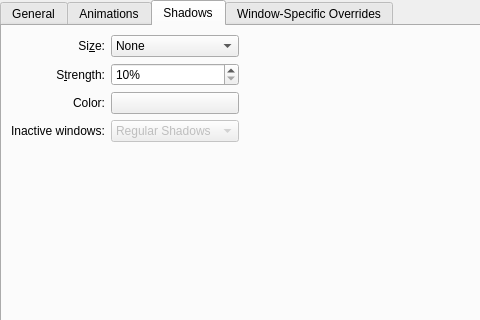
Above: kdecoration/config/ui/breezewayconfigurationui.ui from richard-kung/breezeway before the change; both pictures show x 0 to 480 and y 0 to 320 of the 592 by 761 pixel window. Below: the same form after it.
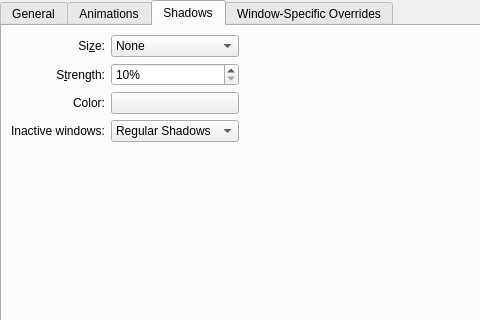
That is the form after the change. The open tabs and pages were chosen to show the change. Custom widgets are drawn as their Qt base class.

Commit message: shadows of inactive windows can now carry 3 different states (regular, light and no shadows)

Patch:
```diff
--- a/kdecoration/config/ui/breezewayconfigurationui.ui
+++ b/kdecoration/config/ui/breezewayconfigurationui.ui
@@ -502,7 +502,7 @@
        <item row="3" column="1">
         <widget class="QComboBox" name="comboBox">
          <property name="enabled">
-          <bool>false</bool>
+          <bool>true</bool>
          </property>
          <item>
           <property name="text">
```
Left out of the diff: 9 changed lines with no effect on the pictures. The commit also changes 3 other files.
